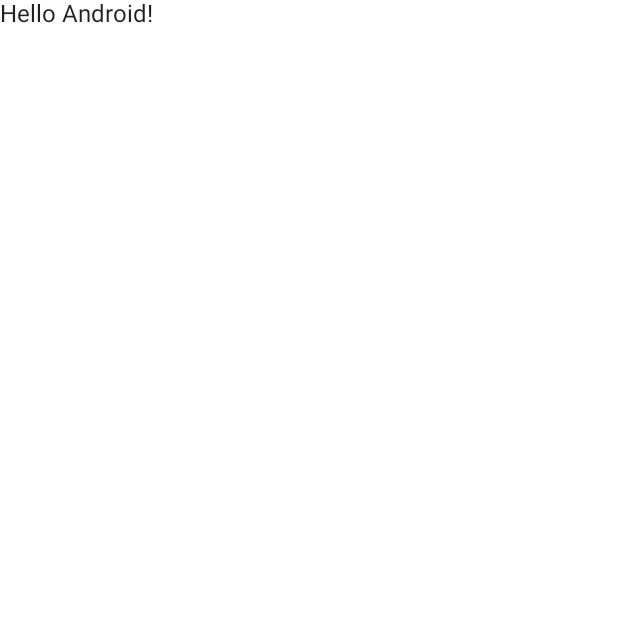
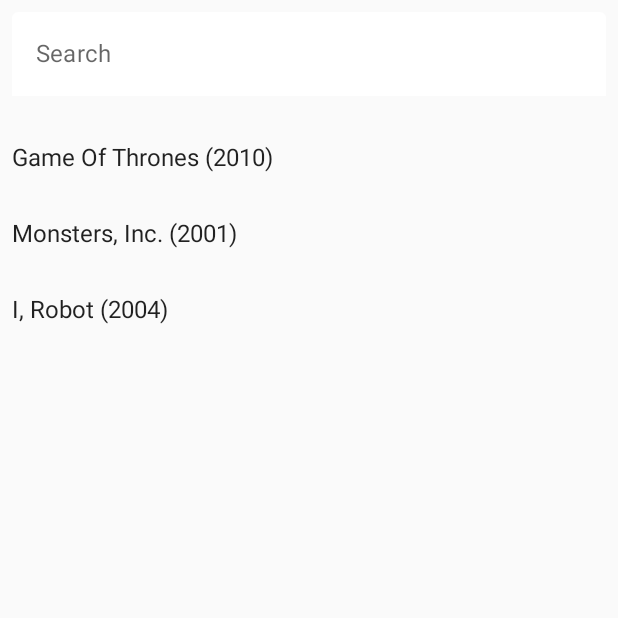
Before and after one commit to hersonrodrigues/ensemble, an Android app built with Jetpack Compose: the screen it shows after launch (MainActivity), on a phone screen of 412 x 824 dp, the top half of it. Before the commit the part shown is almost empty. Run offline under Robolectric (Android 15) with nearby library versions, the phone set to English and light mode, and no system bars.

Commit message:
Searching local static movies

```diff
--- a/movie-android-app/app/build.gradle
+++ b/movie-android-app/app/build.gradle
@@ -54,6 +54,7 @@ dependencies {
     implementation "androidx.compose.ui:ui:$compose_ui_version"
     implementation "androidx.compose.ui:ui-tooling-preview:$compose_ui_version"
     implementation 'androidx.compose.material:material:1.2.0'
+    implementation "androidx.lifecycle:lifecycle-viewmodel-compose:2.5.1"
     testImplementation 'junit:junit:4.13.2'
     androidTestImplementation 'androidx.test.ext:junit:1.1.5'
     androidTestImplementation 'androidx.test.espresso:espresso-core:3.5.1'
--- a/movie-android-app/app/src/main/java/com/ensemble/movie/MainActivity.kt
+++ b/movie-android-app/app/src/main/java/com/ensemble/movie/MainActivity.kt
@@ -3,41 +3,73 @@ package com.ensemble.movie
 import android.os.Bundle
 import androidx.activity.ComponentActivity
 import androidx.activity.compose.setContent
-import androidx.compose.foundation.layout.fillMaxSize
-import androidx.compose.material.MaterialTheme
-import androidx.compose.material.Surface
-import androidx.compose.material.Text
-import androidx.compose.runtime.Composable
+import androidx.compose.foundation.background
+import androidx.compose.foundation.layout.*
+import androidx.compose.foundation.lazy.LazyColumn
+import androidx.compose.foundation.lazy.items
+import androidx.compose.material.*
+import androidx.compose.runtime.collectAsState
+import androidx.compose.ui.Alignment
 import androidx.compose.ui.Modifier
-import androidx.compose.ui.tooling.preview.Preview
-import com.ensemble.movie.ui.theme.MyApplicationTheme
+import androidx.compose.ui.graphics.Color
+import androidx.compose.ui.unit.dp
+import androidx.lifecycle.viewmodel.compose.viewModel
+import com.ensemble.movie.ui.theme.EnsembleTheme
+import com.ensemble.movie.viewmodel.MainViewModel
 
 class MainActivity : ComponentActivity() {
     override fun onCreate(savedInstanceState: Bundle?) {
         super.onCreate(savedInstanceState)
         setContent {
-            MyApplicationTheme {
-                // A surface container using the 'background' color from the theme
-                Surface(
-                    modifier = Modifier.fillMaxSize(),
-                    color = MaterialTheme.colors.background
+            EnsembleTheme {
+                val viewModel = viewModel<MainViewModel>()
+                val searchText = viewModel.searchText.collectAsState()
+                val movies = viewModel.movies.collectAsState()
+                val isSearching = viewModel.isSearching.collectAsState()
+                Column(
+                    modifier = Modifier
+                        .fillMaxSize()
+                        .padding(8.dp)
                 ) {
-                    Greeting("Android")
+                    TextField(
+                        value = searchText.value,
+                        colors = TextFieldDefaults.textFieldColors(
+                            backgroundColor = Color.White,
+                            cursorColor = Color.Black,
+                            disabledLabelColor = Color.Gray,
+                            focusedIndicatorColor = MaterialTheme.colors.primary,
+                            unfocusedIndicatorColor = Color.Transparent
+                        ),
+                        onValueChange = viewModel::onSearch,
+                        modifier = Modifier.fillMaxWidth(),
+                        label = { Text(text = "Search") },
+                        placeholder = { Text(text = "Search movies, series...") }
+                    )
+                    Spacer(modifier = Modifier.height(16.dp))
+                    if (isSearching.value) {
+                        Box(modifier = Modifier.fillMaxSize()) {
+                            CircularProgressIndicator(
+                                modifier = Modifier.align(Alignment.Center)
+                            )
+                        }
+                    } else {
+                        LazyColumn(
+                            modifier = Modifier
+                                .fillMaxWidth()
+                                .weight(1f)
+                        ) {
+                            items(movies.value) { movie ->
+                                Text(
+                                    text = "${movie.title} (${movie.year})",
+                                    modifier = Modifier
+                                        .fillMaxWidth()
+                                        .padding(vertical = 16.dp)
+                                )
+                            }
+                        }
+                    }
                 }
             }
         }
     }
 }
-
-@Composable
-fun Greeting(name: String) {
-    Text(text = "Hello $name!")
-}
-
-@Preview(showBackground = true)
-@Composable
-fun DefaultPreview() {
-    MyApplicationTheme {
-        Greeting("Android")
-    }
-}
--- a/movie-android-app/app/src/main/java/com/ensemble/movie/ui/theme/Theme.kt
+++ b/movie-android-app/app/src/main/java/com/ensemble/movie/ui/theme/Theme.kt
@@ -28,7 +28,7 @@ private val LightColorPalette = lightColors(
 )
 
 @Composable
-fun MyApplicationTheme(
+fun EnsembleTheme(
     darkTheme: Boolean = isSystemInDarkTheme(),
     content: @Composable () -> Unit
 ) {
--- /dev/null
+++ b/movie-android-app/app/src/main/java/com/ensemble/movie/viewmodel/MainViewModel.kt
@@ -0,0 +1,42 @@
+package com.ensemble.movie.viewmodel
+
+import androidx.lifecycle.ViewModel
+import androidx.lifecycle.viewModelScope
+import com.ensemble.movie.model.Movie
+import kotlinx.coroutines.flow.*
+
+class MainViewModel : ViewModel() {
+    private val _searchText = MutableStateFlow("")
+    val searchText = _searchText.asStateFlow()
+
+    private val _isSearching = MutableStateFlow(false)
+    val isSearching = _isSearching.asStateFlow()
+
+    private val _movies = MutableStateFlow(allMovies)
+    val movies = searchText
+        .debounce(1000L)
+        .onEach { _isSearching.update { true } }
+        .combine(_movies) { text, movies ->
+            if (text.isBlank()) {
+                allMovies
+            } else {
+                movies.filter { it.title.contains(text, ignoreCase = true) }
+            }
+        }
+        .onEach { _isSearching.update { false } }
+        .stateIn(
+            viewModelScope,
+            SharingStarted.WhileSubscribed(5000),
+            _movies.value
+        )
+
+    fun onSearch(text: String) {
+        _searchText.value = text
+    }
+}
+
+private val allMovies = listOf<Movie>(
+    Movie("Game Of Thrones", "2010", "https://m.media-amazon.com/images/M/MV5BN2IzYzBiOTQtNGZmMi00NDI5LTgxMzMtN2EzZjA1NjhlOGMxXkEyXkFqcGdeQXVyNjAwNDUxODI@._V1_SX300.jpg"),
+    Movie("Monsters, Inc.", "2001", "https://m.media-amazon.com/images/M/MV5BMTY1NTI0ODUyOF5BMl5BanBnXkFtZTgwNTEyNjQ0MDE@._V1_SX300.jpg"),
+    Movie("I, Robot", "2004", "https://m.media-amazon.com/images/M/MV5BNmE1OWI2ZGItMDUyOS00MmU5LWE0MzUtYTQ0YzA1YTE5MGYxXkEyXkFqcGdeQXVyMDM5ODIyNw@@._V1_SX300.jpg")
+)
```
Also changed, not shown: movie-android-app/app/src/main/java/com/ensemble/movie/model/Movie.kt (+0 -19 lines).
